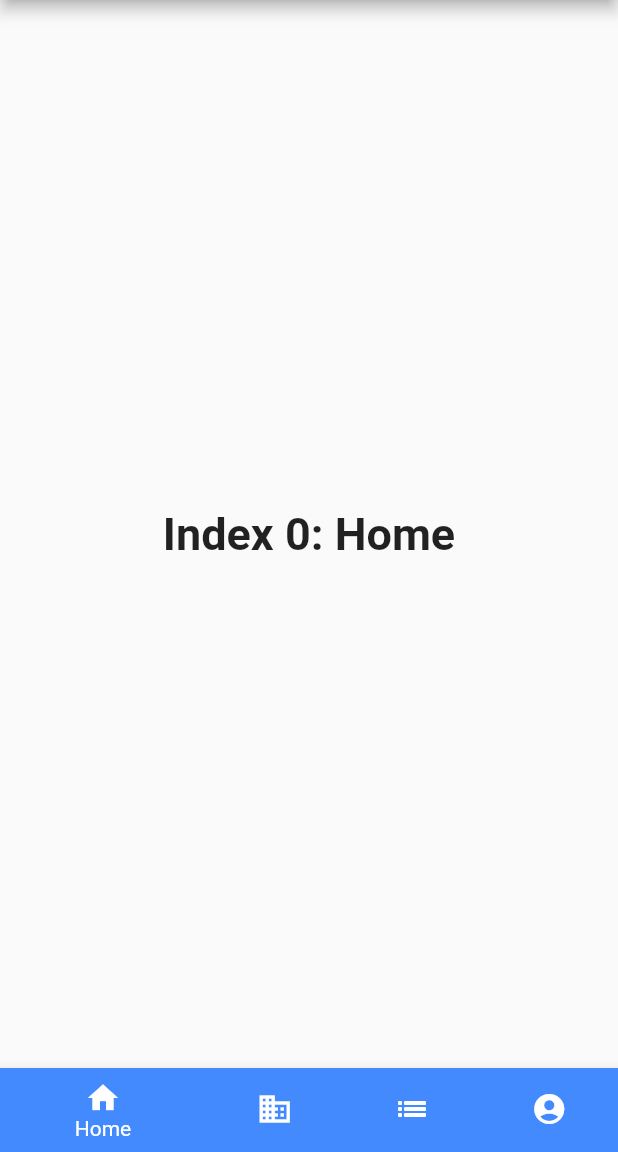
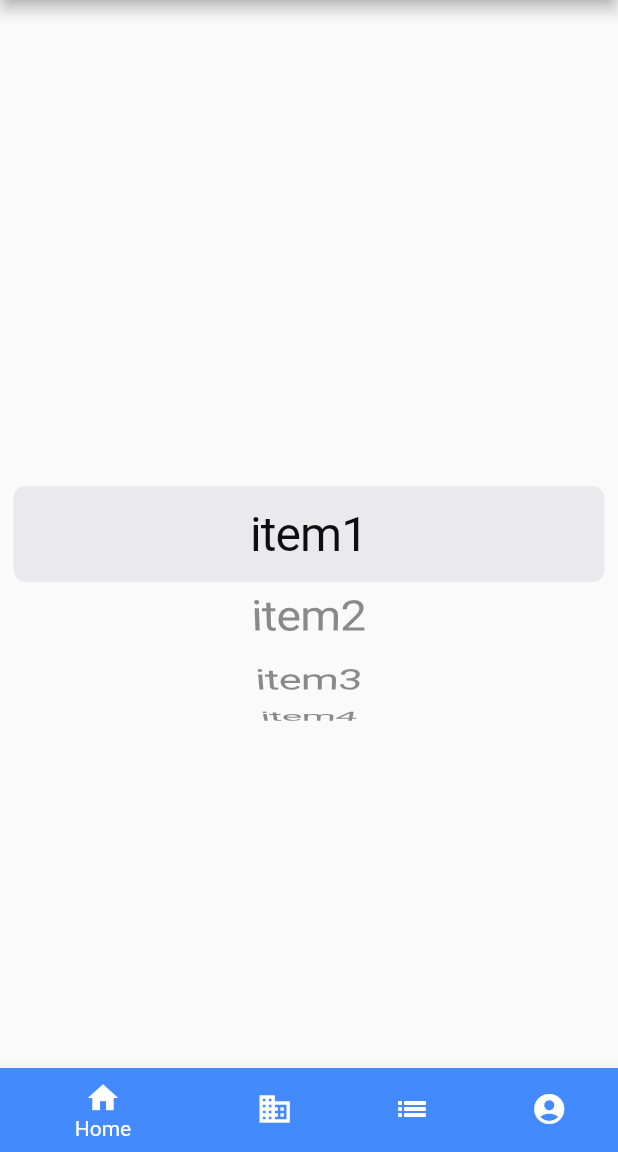
Before and after one commit to dursungul/health, a Flutter app: the screen it shows after launch, on a phone screen of 412 x 824 dp, the part 84-1236 px from its top. Run offline on Flutter 3.47's test engine with Material 2 defaults, Android fonts, the phone set to English and light mode, and no system bars.

Commit message:
data piceker calisması 3 nisan 15.15

```diff
--- a/lib/main.dart
+++ b/lib/main.dart
@@ -1,4 +1,5 @@
 import 'package:flutter/material.dart';
+import 'package:untitled2/pages/cupertino_picker.dart';
 import 'package:untitled2/pages/vki_page.dart';
 
 void main() {
@@ -35,10 +36,7 @@ class _MyHomePageState extends State<MyHomePage> {
   static const TextStyle optionStyle =
       TextStyle(fontSize: 30, fontWeight: FontWeight.bold);
   static const List<Widget> _widgetOptions = <Widget>[
-    Text(
-      'Index 0: Home',
-      style: optionStyle,
-    ),
+    CupertinoPickerWidget(),
     Text(
       'Index 1: Business',
       style: optionStyle,
--- /dev/null
+++ b/lib/pages/cupertino_picker.dart
@@ -0,0 +1,44 @@
+import 'package:flutter/cupertino.dart';
+import 'package:flutter/material.dart';
+
+class CupertinoPickerWidget extends StatefulWidget {
+  const CupertinoPickerWidget({Key? key}) : super(key: key);
+
+  @override
+  State<CupertinoPickerWidget> createState() => _CupertinoPickerWidgetState();
+}
+
+class _CupertinoPickerWidgetState extends State<CupertinoPickerWidget> {
+  final items = ['item1', 'item2', 'item3', 'item4'];
+  final index = 0;
+
+  @override
+  Widget build(BuildContext context) {
+    return CupertinoPageScaffold(
+      child: Center(
+        child: Column(
+          mainAxisAlignment: MainAxisAlignment.center,
+          children: [
+            SizedBox(
+              height: 350,
+              child: CupertinoPicker(
+                itemExtent: 64,
+                children: items
+                    .map((item) => Center(
+                          child: Text(
+                            item,
+                            style: TextStyle(fontSize: 32),
+                          ),
+                        ))
+                    .toList(),
+                onSelectedItemChanged: (index) {
+                  setState(() {});
+                },
+              ),
+            ),
+          ],
+        ),
+      ),
+    );
+  }
+}
```
